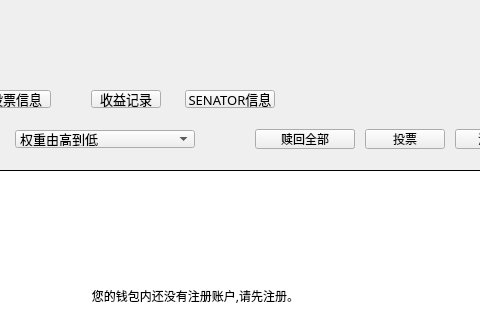
This is miner/minerpage.ui in ufc-project/ufcwallet as Qt 5 draws it before an edit; both pictures show x 185 to 665 and y 0 to 320 of the 770 by 510 pixel window. The edited form follows.
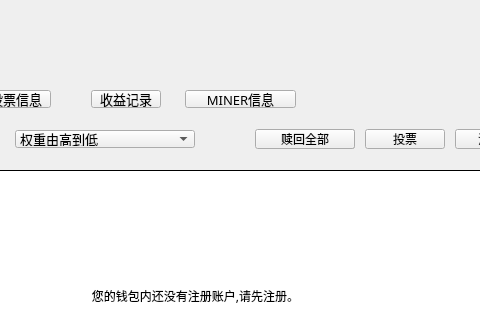
This is the edited form. The open tabs and pages were chosen to show the change.

Patch:
```diff
--- a/miner/minerpage.ui
+++ b/miner/minerpage.ui
@@ -809,7 +809,7 @@
     <rect>
      <x>370</x>
      <y>90</y>
-     <width>90</width>
+     <width>111</width>
      <height>18</height>
     </rect>
    </property>
@@ -832,7 +832,7 @@
     <string notr="true"/>
    </property>
    <property name="text">
-    <string>SENATOR信息</string>
+    <string>MINER信息</string>
    </property>
   </widget>
   <widget class="QComboBox" name="sortTypeComboBox">
```
Left out of the diff: 6 changed lines with no effect on the pictures.
